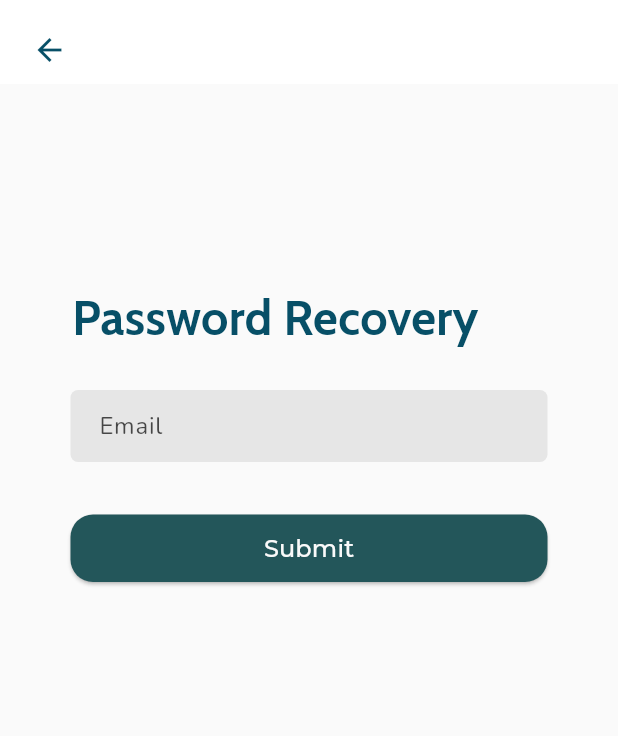
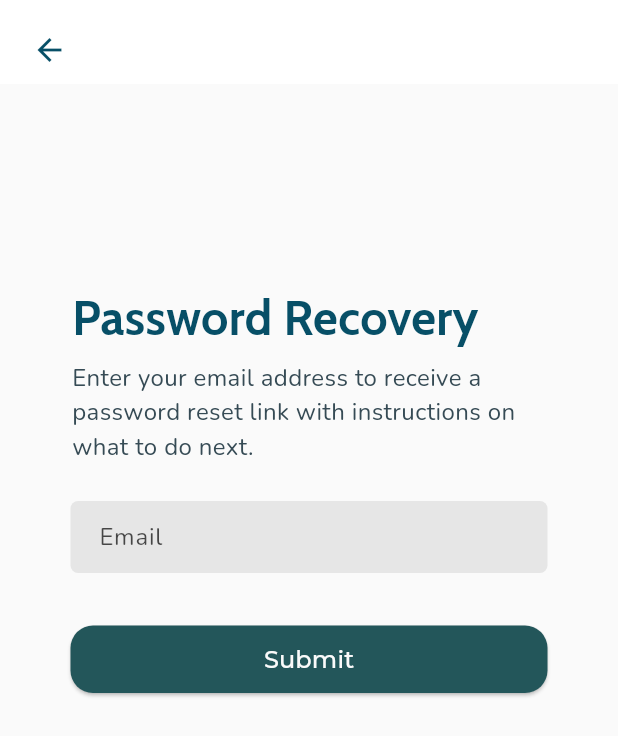
Before and after one commit to Steff1928/301.3_Flutter_Firebase_App, a Flutter app: the PasswordRecoveryPage screen opened directly, on a phone screen of 412 x 824 dp. Shown: the top 736 px of the screen. Run offline on Flutter 3.47's test engine with Material 3 defaults, Android fonts, the phone set to English and light mode, and no system bars; our stand-ins replace cloud_firestore, firebase_auth, firebase_core, google_sign_in; accounts and stored records are empty.

```diff
--- a/edubot/lib/pages/password_recovery_page.dart
+++ b/edubot/lib/pages/password_recovery_page.dart
@@ -39,7 +39,6 @@ class _PasswordRecoveryPageState extends State<PasswordRecoveryPage> {
       },
     );
 
-
     // Try reset password
     try {
       if (_emailController.text != "") {
@@ -47,14 +46,18 @@ class _PasswordRecoveryPageState extends State<PasswordRecoveryPage> {
         final snackBar = SnackBar(
           content: Row(
             children: [
-              Icon(Icons.check_circle, color: Colors.green,),
-              SizedBox(width: 16,),
-              Flexible(child: Text("Email sent to: ${_emailController.text}", style: TextStyle(fontFamily: "Nunito", fontSize: 16),)),
+              Icon(Icons.check_circle, color: Colors.green),
+              SizedBox(width: 16),
+              Flexible(
+                child: Text(
+                  "Email sent to: ${_emailController.text}",
+                  style: TextStyle(fontFamily: "Nunito", fontSize: 16),
+                ),
+              ),
             ],
           ),
           behavior: SnackBarBehavior.floating,
           backgroundColor: Color(0xFF1A1A1A),
-
         );
         scaffoldMessager.showSnackBar(snackBar);
       } else {
@@ -110,6 +113,18 @@ class _PasswordRecoveryPageState extends State<PasswordRecoveryPage> {
                   ),
                 ),
 
+                Padding(
+                  padding: const EdgeInsets.only(left: 48.0, right: 48, top: 5),
+                  child: Text(
+                    "Enter your email address to receive a password reset link with instructions on what to do next.",
+                    style: TextStyle(
+                      fontFamily: "Nunito",
+                      fontSize: 16,
+                      color: Color(0xFF364B55),
+                    ),
+                  ),
+                ),
+
                 // Display error message
                 if (_errorMessage != null)
                   ErrorTile(errorMessage: _errorMessage.toString()),
```
